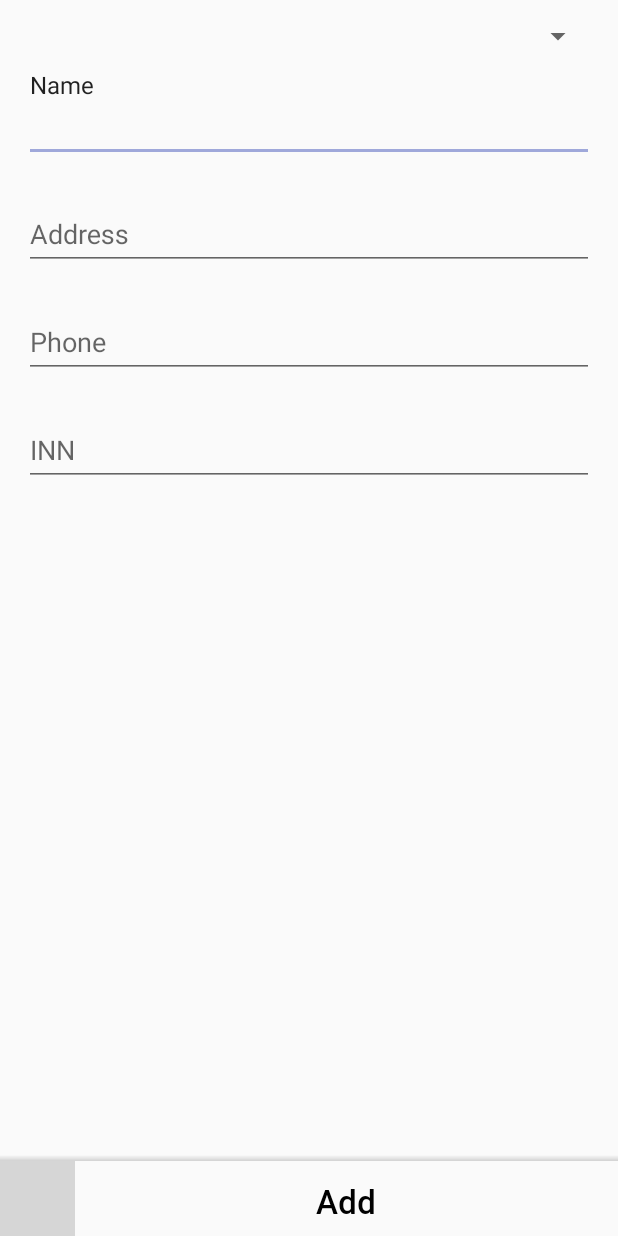
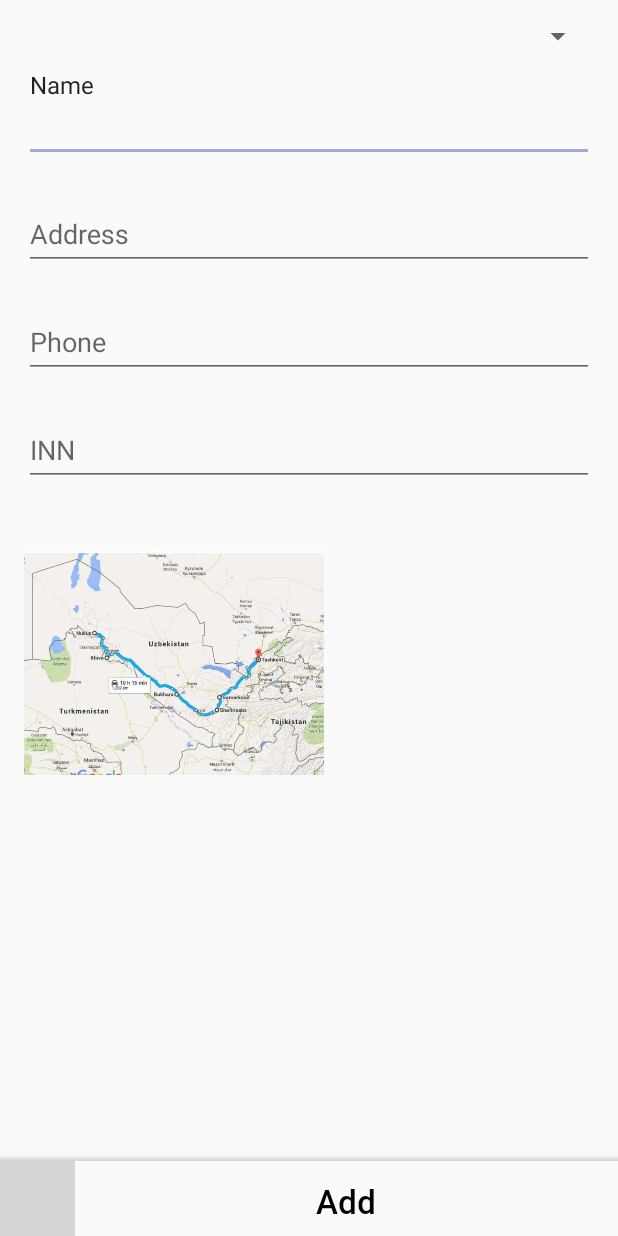
Before and after one commit to corvo17/antex_android_app, an Android app: the AddMerchantActivity screen opened directly, with no data from a screen before it, on a phone screen of 412 x 824 dp. Run offline under Robolectric (Android 15) with nearby library versions, the phone set to English and light mode, and no system bars; our stand-ins replace Room's generated code, RxJava; libraries missing offline, so code that uses them is left out: com.readystatesoftware.chuck; 1 statement that could not run was skipped; grey boxes are pictures that could not be loaded.

Commit message:
Merge branch 'code_review' of C:\Users\Corvo\AndroidStudioProjects\antex_android_app with conflicts.

```diff
--- a/app/build.gradle
+++ b/app/build.gradle
@@ -56,6 +56,7 @@ project.ext {
     lottieVersion = "2.5.4"
 
 }
+
 dependencies {
 
     // appcompat
@@ -120,5 +121,8 @@ dependencies {
     implementation 'com.github.andremion:counterfab:1.1.0'
     implementation group: 'at.favre.lib', name: 'bcrypt', version: '0.7.0'
     implementation group: 'org.json', name: 'json', version: '20180813'
+
+    implementation 'com.mapbox.mapboxsdk:mapbox-android-sdk:7.3.2'
+    implementation 'com.google.android.gms:play-services-maps:16.1.0'
 }
 apply plugin: 'com.google.gms.google-services'
--- a/app/src/main/java/uz/codic/ahmadtea/ui/add_merchant/AddMerchantActivity.java
+++ b/app/src/main/java/uz/codic/ahmadtea/ui/add_merchant/AddMerchantActivity.java
@@ -27,6 +27,7 @@ import uz.codic.ahmadtea.data.db.entities.NewMerchant;
 import uz.codic.ahmadtea.data.db.entities.Workspace;
 import uz.codic.ahmadtea.data.network.model.SendResponse;
 import uz.codic.ahmadtea.errors.ErrorClass;
+import uz.codic.ahmadtea.ui.MapsActivity;
 import uz.codic.ahmadtea.ui.base.BaseActivity;
 import uz.codic.ahmadtea.ui.visit.MerchantActivity;
 
@@ -238,4 +239,9 @@ public class AddMerchantActivity extends BaseActivity implements AddMerchantMvpV
         NetworkInfo netInfo = cm.getActiveNetworkInfo();
         return netInfo != null && netInfo.isConnectedOrConnecting();
     }
+
+    public void goMapActiity(View view) {
+        startActivity(new Intent(this, MapsActivity.class));
+        finish();
+    }
 }
--- a/app/src/main/java/uz/codic/ahmadtea/ui/login/LoginPresenter.java
+++ b/app/src/main/java/uz/codic/ahmadtea/ui/login/LoginPresenter.java
@@ -171,8 +171,8 @@ public class LoginPresenter<V extends LoginMvpView> extends BasePresenter<V>
                         .subscribeWith(new DisposableSingleObserver<ApiObeject<MyWorkspace>>() {
                             @Override
                             public void onSuccess(ApiObeject<MyWorkspace> apiObeject) {
-                                if (apiObeject.getMeta().getStatus() == 200) {
-                                    if (apiObeject.getMeta().getPayload_count() > 0)
+                                if (apiObeject.getMeta().getStatus() == 200 && apiObeject.getMeta().getPayload_count() > 0) {
+                                    Log.d("p", "onSuccess: "+ apiObeject.getPayload());
                                     getDataManager().insertMyWorkspaces(apiObeject.getPayload());
                                     requestSharedObjectsList(token);
                                 } else {
--- a/app/src/main/res/layout/activity_add_merchant.xml
+++ b/app/src/main/res/layout/activity_add_merchant.xml
@@ -250,6 +250,15 @@
 
     </RelativeLayout>
 
+    <ImageView
+        android:layout_width="200dp"
+        android:layout_height="200dp"
+        android:layout_below="@id/id_lnl_input_add_merchant"
+        android:layout_marginLeft="16dp"
+        android:layout_marginTop="18dp"
+        android:src="@drawable/map"
+        android:onClick="goMapActiity"/>
+
     <View
         android:layout_width="match_parent"
         android:layout_height="4dp"
@@ -279,5 +288,11 @@
         android:textColor="@color/black"
         android:textSize="22sp" />
 
+    <ImageView
+        android:id="@+id/imageView"
+        android:layout_width="wrap_content"
+        android:layout_height="wrap_content"
+        tools:srcCompat="@tools:sample/avatars" />
+
 
 </RelativeLayout>
--- a/build.gradle
+++ b/build.gradle
@@ -5,9 +5,10 @@ buildscript {
     repositories {
         google()
         jcenter()
+        mavenCentral()
     }
     dependencies {
-        classpath 'com.android.tools.build:gradle:3.2.1'
+        classpath 'com.android.tools.build:gradle:3.3.2'
         classpath 'com.google.gms:google-services:4.2.0'
 
         // NOTE: Do not place your application dependencies here; they belong
```
Also changed, not shown: app/src/main/java/uz/codic/ahmadtea/data/db/entities/MyWorkspace.java (+10 -0 lines), app/src/main/java/uz/codic/ahmadtea/ui/MapsActivity.java (added, +48 -0 lines), app/src/main/res/layout/activity_maps2.xml (added, +9 -0 lines), app/src/main/res/drawable/map.jpg (added), app/src/main/res/google_map.png (added).
